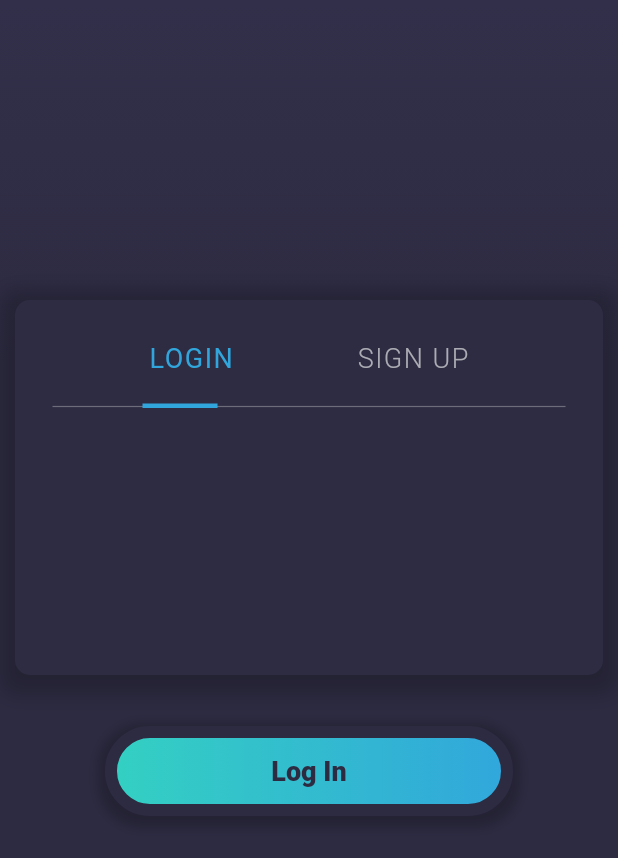
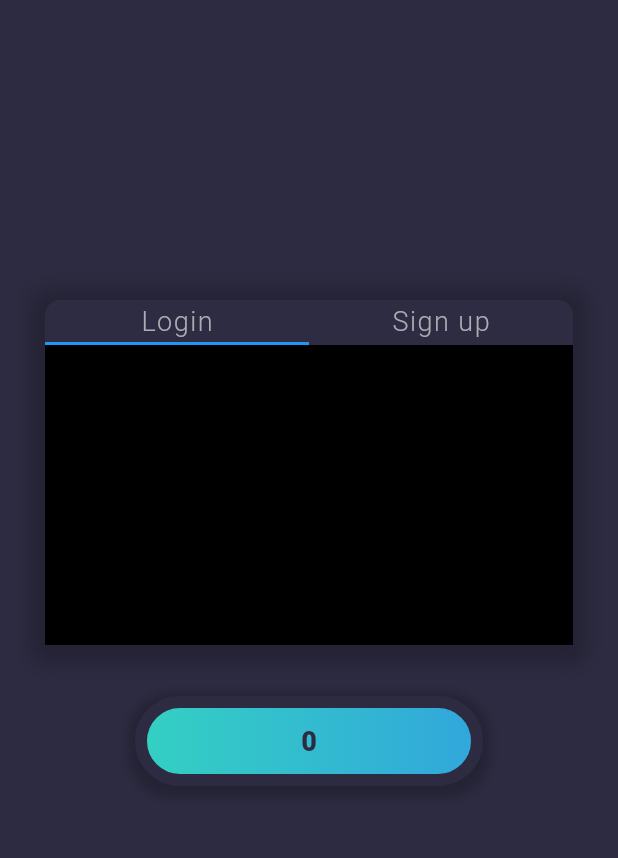
Before and after one commit to EXERLOG/exer_log, a Flutter app: the screen it shows after launch, on a phone screen of 412 x 824 dp. Shown: the top 858 px of the screen. Run offline on Flutter 3.47's test engine with Material 2 defaults, Android fonts, the phone set to English and light mode, and no system bars; Roboto replaces fonts that are missing (Avenir).

```diff
--- a/app/exerlog/lib/UI/gradient_button.dart
+++ b/app/exerlog/lib/UI/gradient_button.dart
@@ -2,21 +2,21 @@ import 'package:flutter/material.dart';
 import 'global.dart';
 
 class RaisedGradientButton extends StatefulWidget {
-  final Widget child;
+  Widget child;
   final Gradient gradient;
   final double width;
   final double height;
   final Function onPressed;
   final double radius;
   final double borderSize;
-  const RaisedGradientButton({
+  RaisedGradientButton({
     required this.child,
     required this.gradient,
     this.width = double.infinity,
     this.height = 50.0,
     required this.onPressed,
     required this.radius,
-    required this.borderSize
+    required this.borderSize,
   });
 
   @override
@@ -24,13 +24,13 @@ class RaisedGradientButton extends StatefulWidget {
 }
 
 class _RaisedGradientButtonState extends State<RaisedGradientButton> {
-  final Widget child;
-  final Gradient gradient;
-  final double width;
-  final double height;
-  final Function onPressed;
-  final double radius;
-  final double borderSize;
+  Widget child;
+  Gradient gradient;
+  double width;
+  double height;
+  Function onPressed;
+  double radius;
+  double borderSize;
   _RaisedGradientButtonState({
     required this.child,
     required this.gradient,
@@ -40,6 +40,11 @@ class _RaisedGradientButtonState extends State<RaisedGradientButton> {
     required this.radius,
     required this.borderSize
   });
+  void changeChild(Widget newChild) {
+    setState(() {
+      child = newChild;
+    });
+  }
   @override
   Widget build(BuildContext context) {
     return Container(
@@ -52,7 +57,6 @@ class _RaisedGradientButtonState extends State<RaisedGradientButton> {
           blurRadius: 5,
           spreadRadius: 5
         ),
-
       ],
       borderRadius: BorderRadius.circular(radius),
       border: Border.all(width: borderSize, color: backgroundColor)
--- /dev/null
+++ b/app/exerlog/lib/UI/test.dart
@@ -0,0 +1,123 @@
+import 'package:flutter/material.dart';
+import 'gradient_button.dart';
+import 'global.dart';
+
+class LoginForm extends StatefulWidget {
+  LoginForm(this.title, {Key? key}) : super(key: key);
+  String title = "0";
+  @override
+  _LoginFormState createState() => _LoginFormState();
+}
+
+class _LoginFormState extends State<LoginForm> {
+  bool login = true;
+  int index = 0;
+  List<Tab> tabs = <Tab>[
+    Tab(child: Text("Login", style: loginOptionTextStyle,),),
+    Tab(child: Text("Sign up", style: loginOptionTextStyle,)),
+  ];
+
+  @override
+  Widget build(BuildContext context) {
+    return Material(
+        color: backgroundColor,
+        child: Container(
+            padding: EdgeInsets.only(top: 200, bottom: 300, left: 30, right: 30),
+              child: Container(
+                child: Stack(
+                  children: [Container(
+                    height: 230,
+                    decoration: BoxDecoration(
+                          color: Color(0xFF2E2C42),
+                          borderRadius: BorderRadius.all(Radius.circular(10)),
+                          boxShadow: [
+                            BoxShadow(
+                                color: Color.fromRGBO(0, 0, 0, 0.2),
+                                offset: Offset(0, 3),
+                                blurRadius: 10,
+                                spreadRadius: 10)
+                          ]),
+                    child: DefaultTabController(
+                        length: tabs.length,
+                        // The Builder widget is used to have a different BuildContext to access
+                        // closest DefaultTabController.
+                        child: Builder(builder: (BuildContext context) {
+                          final TabController tabController =
+                              DefaultTabController.of(context)!;
+                          tabController.addListener(() {
+                            if (!tabController.indexIsChanging) {
+                              setState(() {
+                                index = tabController.index;
+                                print(index);
+                              });
+                              // Your code goes here.
+                              // To get index of current tab use tabController.index
+                            }
+                          });
+                          return Column(
+                            children: [
+                              Container(
+                                height: 30,
+                                child: AppBar(
+                                  backgroundColor: Colors.transparent,
+                                  shadowColor: Colors.transparent,
+                                flexibleSpace: TabBar(
+                                  tabs: tabs,
+                                ),
+                            ),
+                              ),
+                            Container(
+                              height: 200,
+                              child: TabBarView(
+                                children: [
+                                  Container(
+                                    color: Colors.black,
+                                  ),
+                                  Container(
+                                    color: Colors.red,
+                                  )
+                                ],
+                              ),
+                            ),
+                            ],
+                          );
+                        })),
+                  ),
+                 Positioned(
+                child: RaisedGradientButton(
+                  borderSize: 8,
+                  radius: 30,
+                  child: Text(index.toString(), style: buttonText),
+                  gradient: LinearGradient(
+                    colors: <Color>[Color(0xFF34D1C2), Color(0xFF31A6DC)],
+                  ),
+                  onPressed: () {
+                    if (index > 0) {
+                      print("Index is one");
+                    }
+                    else {
+                      print("Index is zero");
+                    }
+                  },
+                ),
+                right: 60,
+                left: 60,
+                bottom: 0,
+              )]
+                ),
+              ),
+
+            ));
+  }
+  }
+
+
+      //   child: DefaultTabController(
+      //   length: tabs.length,
+      //   initialIndex: 0,
+      //     child: TabBar(
+      //       indicatorColor: textColorBlue,
+      //       tabs:tabs
+      //       ),
+      // ),
+      // )
--- a/app/exerlog/lib/main.dart
+++ b/app/exerlog/lib/main.dart
@@ -1,6 +1,6 @@
-import 'package:exerlog/UI/login_page.dart';
 import 'package:flutter/material.dart';
-import '/UI/login_page.dart';
+// import '/UI/login_page.dart';
+import 'UI/test.dart';
 void main() {
   runApp(MyApp());
 }
@@ -14,7 +14,7 @@ class MyApp extends StatelessWidget {
       theme: ThemeData(
         primarySwatch: Colors.blue,
       ),
-      home: LoginForm(),
+      home: LoginForm('0'),
       color: Colors.blue,
     );
   }
--- a/app/exerlog/pubspec.yaml
+++ b/app/exerlog/pubspec.yaml
@@ -28,6 +28,10 @@ dependencies:
   # The following adds the Cupertino Icons font to your application.
   # Use with the CupertinoIcons class for iOS style icons.
   cupertino_icons: ^1.0.2
+  firebase_core: ^1.7.0
+  firebase_analytics: ^8.3.3
+  firebase_auth: ^3.1.2
+  cloud_firestore: ^2.5.3
 
 dev_dependencies:
   flutter_test:
```
Also changed, not shown: app/exerlog/pubspec.lock, 8 other files.
